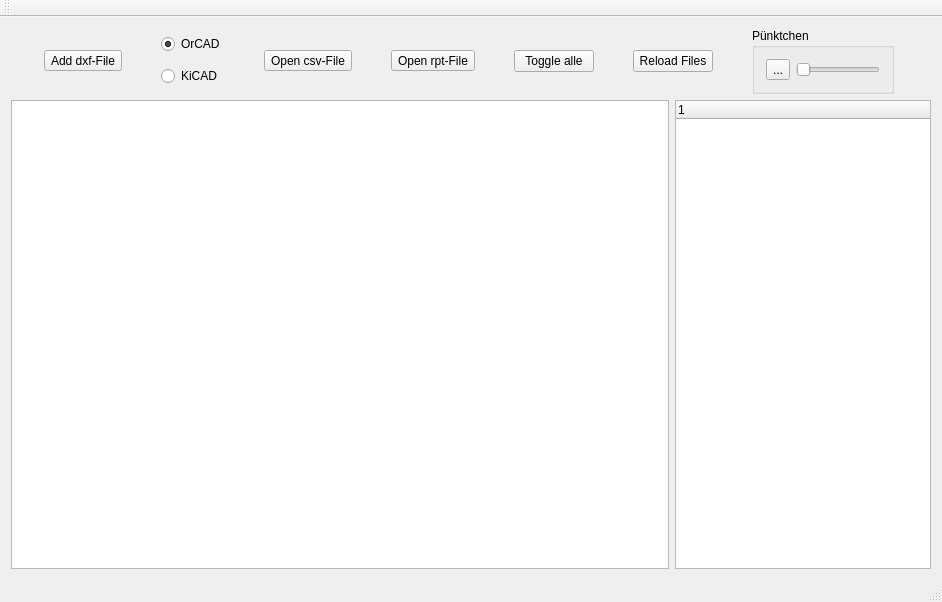
Old version of the form mainwindow.ui in the repository krofta/PnP.
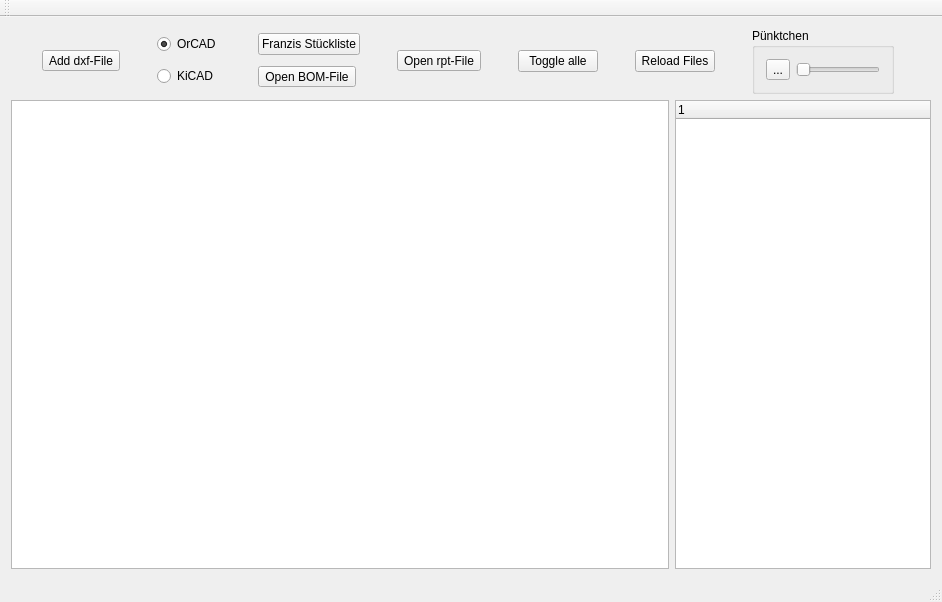
New version of the form. Icons and pictures are not drawn. Custom widgets are drawn as their Qt base class.

Diff of the .ui file:
```diff
--- a/mainwindow.ui
+++ b/mainwindow.ui
@@ -67,14 +67,31 @@
        </layout>
       </item>
       <item>
+       <layout class="QVBoxLayout" name="verticalLayout_2">
+        <item>
+         <widget class="QPushButton" name="btnFranzisStueckliste">
+          <property name="sizePolicy">
+           <sizepolicy hsizetype="Fixed" vsizetype="Fixed">
+            <horstretch>0</horstretch>
+            <verstretch>0</verstretch>
+           </sizepolicy>
+          </property>
+          <property name="text">
+           <string>Franzis Stückliste</string>
+          </property>
+         </widget>
+        </item>
+        <item>
        <widget class="QToolButton" name="csvButton">
         <property name="focusPolicy">
          <enum>Qt::NoFocus</enum>
         </property>
         <property name="text">
-         <string>Open csv-File</string>
-        </property>
-       </widget>
+           <string>Open BOM-File</string>
+          </property>
+         </widget>
+        </item>
+       </layout>
       </item>
       <item>
        <widget class="QToolButton" name="rptButton">
```
Left out of the diff: 2 changed lines with no effect on the pictures. Lines whose indentation alone changed are shown as unchanged.
